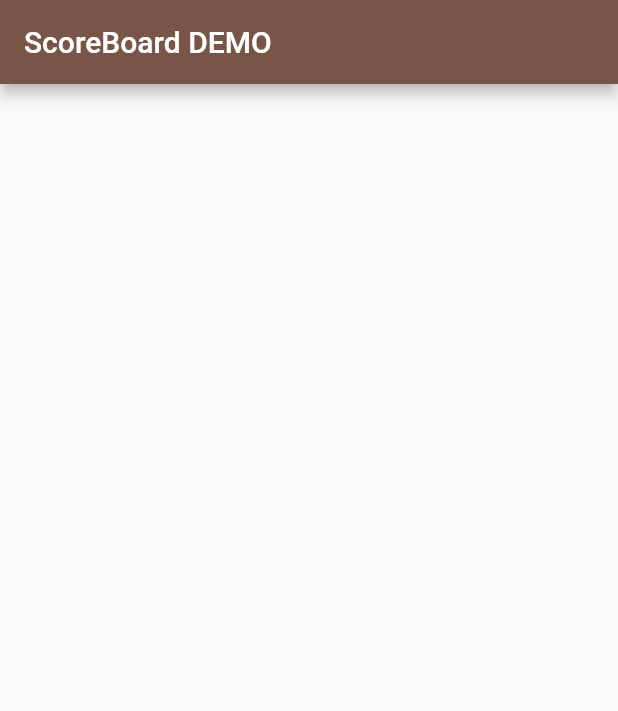
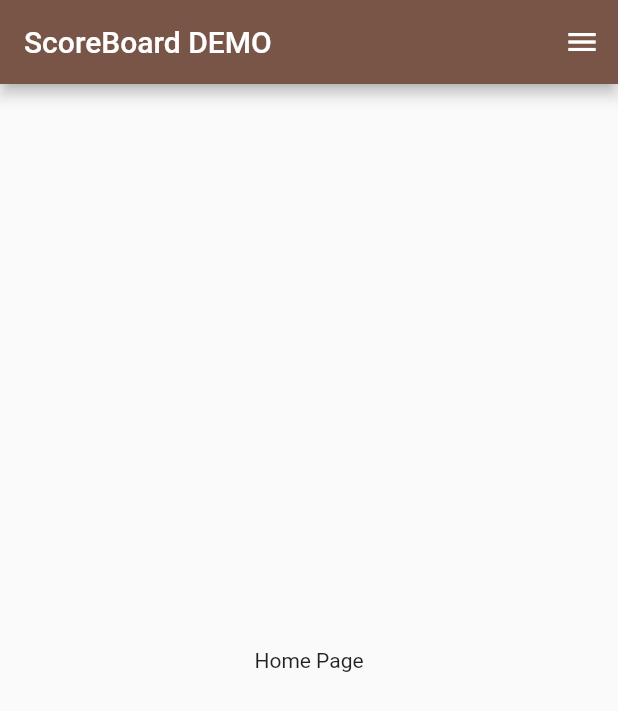
Before and after one commit to Thanapat23/Scoreboard, a Flutter app: the screen it shows after launch, on a phone screen of 412 x 824 dp. Shown: the top 711 px of the screen. Run offline on Flutter 3.47's test engine with Material 2 defaults, Android fonts, the phone set to English and light mode, and no system bars.

```diff
--- a/lib/main.dart
+++ b/lib/main.dart
@@ -1,6 +1,8 @@
 import 'package:flutter/cupertino.dart';
 import 'package:flutter/material.dart';
 import 'package:scoreboard/Components/IntroSplashScreen.dart';
+import 'package:scoreboard/Components/MenuSports.dart';
+import 'package:scoreboard/Components/MenuSportsList.dart';
 
 void main() {
   runApp(const MyApp());
@@ -101,6 +103,23 @@ class _MyHomePageState extends State<MyHomePage>
     return Scaffold(
       appBar: AppBar(
         title: const Text("ScoreBoard DEMO"),
+      ),
+      body: Container(
+        child: Center(
+          child: Text("Home Page"),
+        ),
+      ),
+      endDrawer: Drawer(
+        child: SingleChildScrollView(
+          child: Container(
+            child: Column(
+              children: [
+                MenuSports(),
+                MenuSportsList(),
+              ],
+            ),
+          ),
+        ),
       ),
     );
 
```
